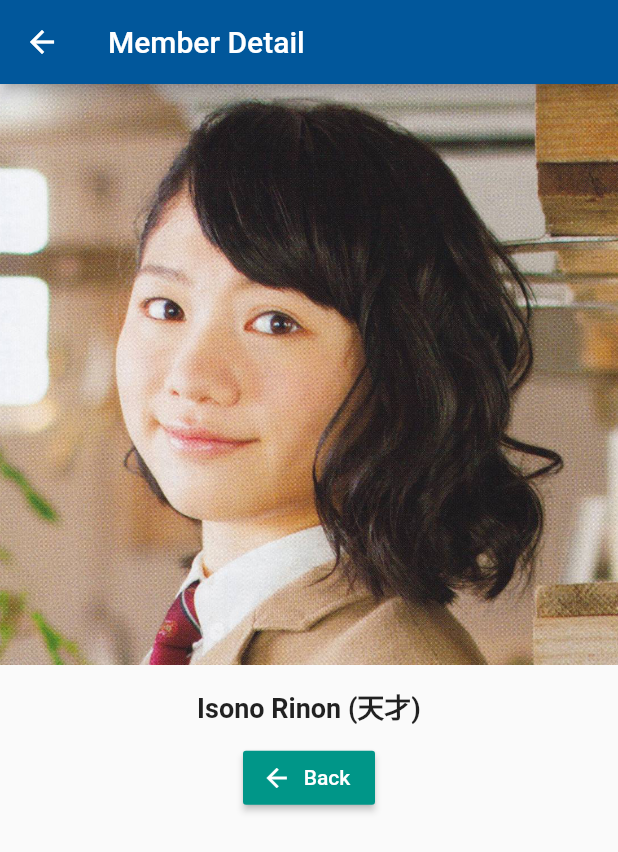
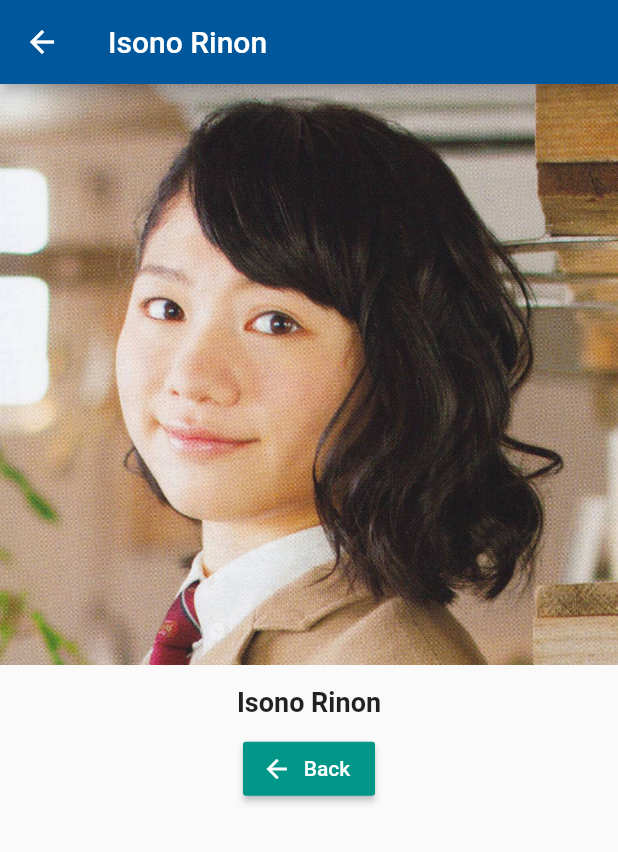
Before and after one commit to emmanuelsw/flutter_sg, a Flutter app: the screen it shows after launch, after a tap on "Add Member", after a tap on "Details", on a phone screen of 412 x 824 dp. Shown: the top 852 px of the screen. Run offline on Flutter 3.47's test engine with Material 2 defaults, Android fonts, the phone set to English and light mode, and no system bars.

Commit message:
Passing data around

```diff
--- a/lib/member_control.dart
+++ b/lib/member_control.dart
@@ -9,7 +9,7 @@ class MemberControl extends StatelessWidget {
   Widget build(BuildContext context) {
     return RaisedButton.icon(
       onPressed: () {
-        addMember('Tensai Fukei');
+        addMember({'title': 'Mizuno Yui', 'image': 'assets/yui.jpg'});
       },
       icon: Icon(Icons.add),
       label: Text('Add Member'),
--- a/lib/member_manager.dart
+++ b/lib/member_manager.dart
@@ -4,7 +4,7 @@ import './members.dart';
 import './member_control.dart';
 
 class MemberManager extends StatefulWidget {
-  final String startingMember;
+  final Map<String, String> startingMember;
   MemberManager({this.startingMember});
 
   @override
@@ -14,7 +14,7 @@ class MemberManager extends StatefulWidget {
 }
 
 class _MemberManagerState extends State<MemberManager> {
-  List<String> _members = [];
+  List<Map<String, String>> _members = [];
 
   @override
   void initState() {
@@ -24,7 +24,7 @@ class _MemberManagerState extends State<MemberManager> {
     }
   }
 
-  void _addMember(String member) {
+  void _addMember(Map<String, String> member) {
     setState(() {
       _members.add(member);
     });
--- a/lib/members.dart
+++ b/lib/members.dart
@@ -3,7 +3,7 @@ import 'package:flutter/material.dart';
 import './pages/member.dart';
 
 class Members extends StatelessWidget {
-  final List<String> members;
+  final List<Map<String, String>> members;
 
   Members(this.members);
 
@@ -14,11 +14,11 @@ class Members extends StatelessWidget {
         crossAxisAlignment: CrossAxisAlignment.start,
         children: <Widget>[
           Text(
-            members[index],
+            members[index]['title'],
             style: TextStyle(color: Colors.white, fontWeight: FontWeight.bold, fontSize: 15.0),
           ),
           Text(
-            'Tensai (天才)',
+            'Sakura Gakuin',
             style: TextStyle(fontStyle: FontStyle.italic, fontSize: 12.0, color: Colors.white),
           )
         ],
@@ -26,7 +26,7 @@ class Members extends StatelessWidget {
     );
   }
 
-  Widget _detailsButton(BuildContext context) {
+  Widget _detailsButton(BuildContext context, int index) {
     return Padding(
       padding: EdgeInsets.only(right: 8.0),
       child: RaisedButton(
@@ -34,7 +34,9 @@ class Members extends StatelessWidget {
         onPressed: () => Navigator.push(
           context,
           MaterialPageRoute(
-            builder: (BuildContext context) => MemberPage(),
+            builder: (BuildContext context) => MemberPage(
+              members[index]['title'], members[index]['image']
+            ),
           ),
         ),
       ),
@@ -47,13 +49,13 @@ class Members extends StatelessWidget {
       child: Column(
         crossAxisAlignment: CrossAxisAlignment.start,
         children: [
-          Image.asset('assets/rinon.jpg'),
+          Image.asset(members[index]['image']),
           Row(
             mainAxisAlignment: MainAxisAlignment.spaceBetween,
             crossAxisAlignment: CrossAxisAlignment.start,
             children: <Widget>[
               _cardBodyText(index),
-              _detailsButton(context)
+              _detailsButton(context, index)
             ],
           ),
         ],
--- a/lib/pages/home.dart
+++ b/lib/pages/home.dart
@@ -10,7 +10,10 @@ class HomePage extends StatelessWidget {
         backgroundColor: Colors.lightBlue[900],
         title: Text('『 Sakura List 』'),
       ),
-      body: MemberManager(startingMember: 'Isono Rinon'),
+      body: MemberManager(startingMember: {
+        'title': 'Isono Rinon',
+        'image': 'assets/rinon.jpg'
+      }),
     );
   }
 }
--- a/lib/pages/member.dart
+++ b/lib/pages/member.dart
@@ -1,21 +1,25 @@
 import 'package:flutter/material.dart';
 
 class MemberPage extends StatelessWidget {
+  final String title, imageUrl;
+
+  MemberPage(this.title, this.imageUrl);
+
   @override
   Widget build(BuildContext context) {
     return Scaffold(
       appBar: AppBar(
         backgroundColor: Colors.lightBlue[900],
-        title: Text('Member Detail'),
+        title: Text(title),
       ),
       body: Column(
         crossAxisAlignment: CrossAxisAlignment.center,
         children: <Widget>[
-          Image.asset('assets/rinon.jpg'),
+          Image.asset(imageUrl),
           Container(
             padding: EdgeInsets.only(top: 14.0, bottom: 10.0),
             child: Text(
-              'Isono Rinon (天才)',
+              title,
               style: TextStyle(fontWeight: FontWeight.bold, fontSize: 18.0),
             ),
           ),
--- a/pubspec.yaml
+++ b/pubspec.yaml
@@ -43,6 +43,7 @@ flutter:
   # To add assets to your application, add an assets section, like this:
   assets:
     - assets/rinon.jpg
+    - assets/yui.jpg
   #  - images/a_dot_ham.jpeg
 
   # An image asset can refer to one or more resolution-specific "variants", see
```
Also changed, not shown: assets/yui.jpg (added).
